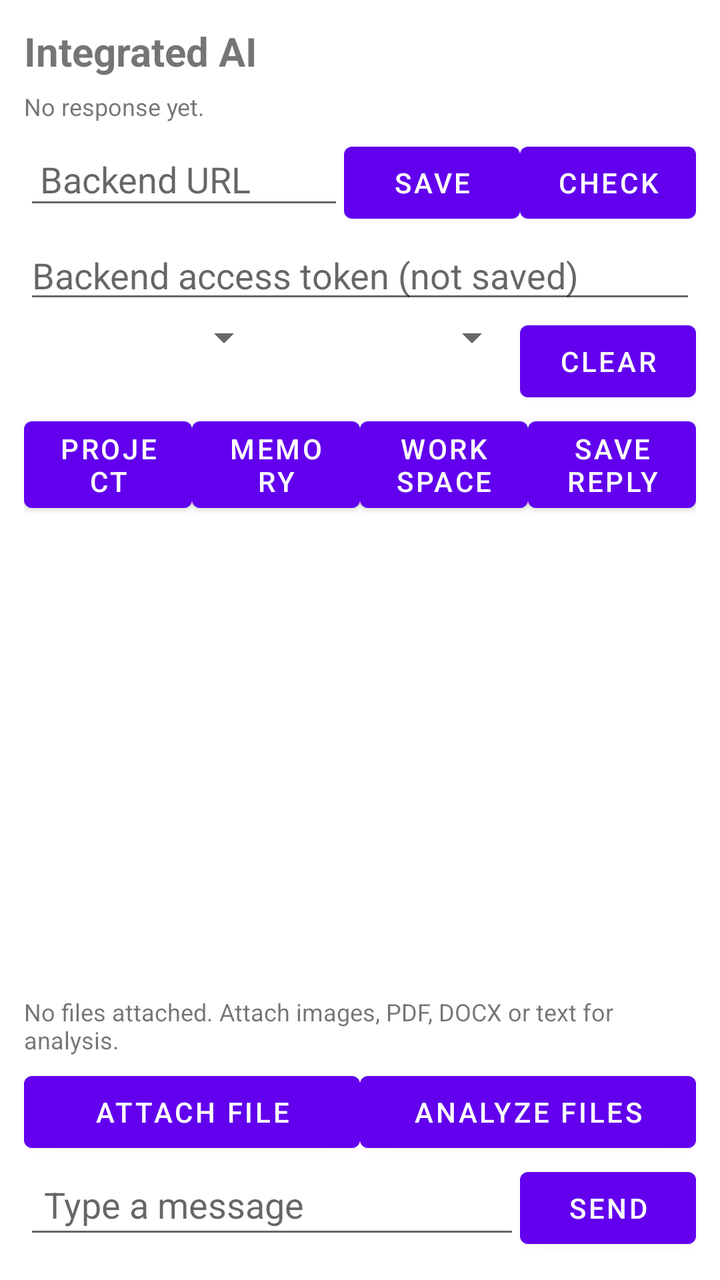
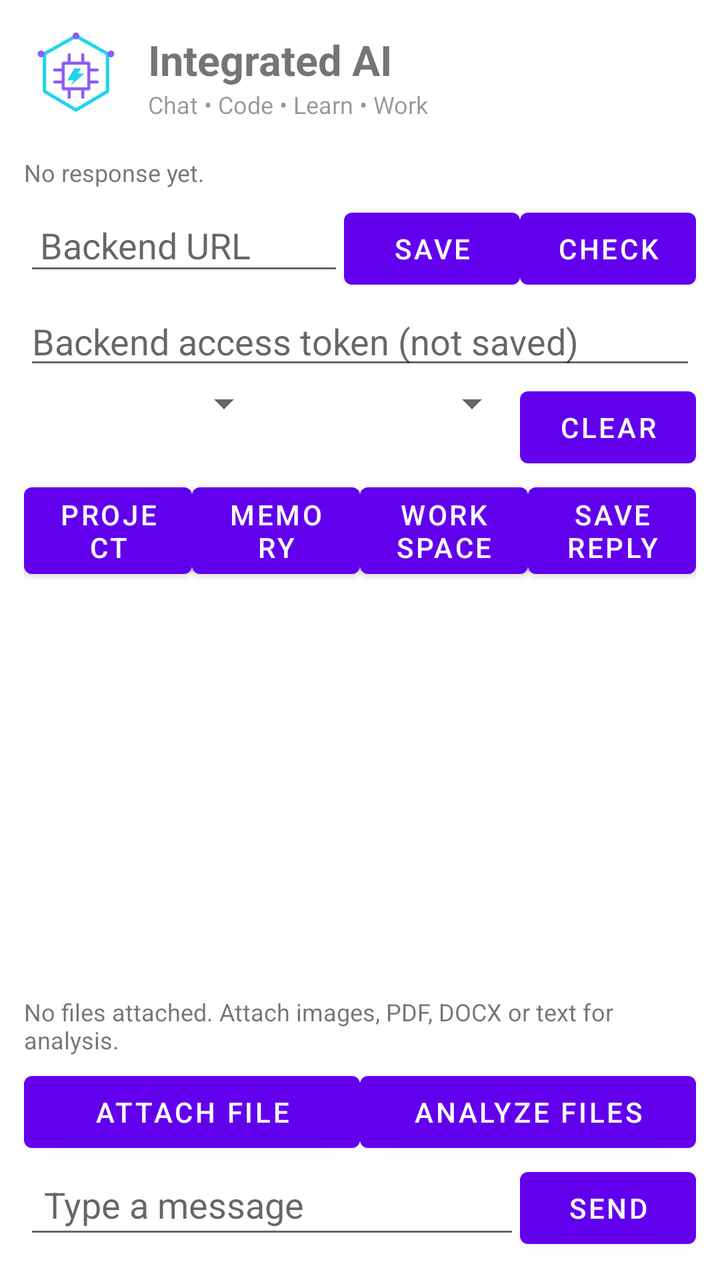

Compare the two renders of this Android layout. The source of the first and the diff that turns it into the second are given below.
<!-- AndroidManifest.xml: application theme Theme.IntegratedAI -->
<!-- res/layout/activity_main.xml -->
<?xml version="1.0" encoding="utf-8"?>
<LinearLayout xmlns:android="http://schemas.android.com/apk/res/android"
    android:layout_width="match_parent"
    android:layout_height="match_parent"
    android:orientation="vertical"
    android:padding="12dp">

    <TextView
        android:layout_width="match_parent"
        android:layout_height="wrap_content"
        android:text="Integrated AI"
        android:textSize="20sp"
        android:textStyle="bold" />

    <TextView
        android:id="@+id/statusText"
        android:layout_width="match_parent"
        android:layout_height="wrap_content"
        android:text="@string/status_scaffold"
        android:textSize="12sp"
        android:paddingVertical="6dp" />

    <LinearLayout
        android:layout_width="match_parent"
        android:layout_height="wrap_content"
        android:orientation="horizontal">

        <EditText
            android:id="@+id/backendUrlInput"
            android:layout_width="0dp"
            android:layout_height="wrap_content"
            android:layout_weight="1"
            android:hint="@string/backend_url_hint"
            android:inputType="textUri"
            android:padding="8dp" />

        <Button
            android:id="@+id/saveUrlButton"
            android:layout_width="wrap_content"
            android:layout_height="wrap_content"
            android:text="@string/save" />

        <Button
            android:id="@+id/checkButton"
            android:layout_width="wrap_content"
            android:layout_height="wrap_content"
            android:text="@string/check_connection" />
    </LinearLayout>

    <EditText
        android:id="@+id/accessTokenInput"
        android:layout_width="match_parent"
        android:layout_height="wrap_content"
        android:hint="Backend access token (not saved)"
        android:inputType="textPassword"
        android:autofillHints=""
        android:singleLine="true" />

    <LinearLayout
        android:layout_width="match_parent"
        android:layout_height="wrap_content"
        android:orientation="horizontal">

        <Spinner
            android:id="@+id/providerSpinner"
            android:layout_width="0dp"
            android:layout_height="wrap_content"
            android:layout_weight="1" />

        <Spinner
            android:id="@+id/agentSpinner"
            android:layout_width="0dp"
            android:layout_height="wrap_content"
            android:layout_weight="1" />

        <Button
            android:id="@+id/clearButton"
            android:layout_width="wrap_content"
            android:layout_height="wrap_content"
            android:text="@string/clear_chat" />
    </LinearLayout>

    <LinearLayout
        android:layout_width="match_parent"
        android:layout_height="wrap_content"
        android:orientation="horizontal">

        <Button
            android:id="@+id/projectButton"
            android:layout_width="0dp"
            android:layout_height="wrap_content"
            android:layout_weight="1"
            android:text="Project" />

        <Button
            android:id="@+id/memoryButton"
            android:layout_width="0dp"
            android:layout_height="wrap_content"
            android:layout_weight="1"
            android:text="Memory" />

        <Button
            android:id="@+id/workspaceButton"
            android:layout_width="0dp"
            android:layout_height="wrap_content"
            android:layout_weight="1"
            android:text="Workspace" />

        <Button
            android:id="@+id/saveReplyButton"
            android:layout_width="0dp"
            android:layout_height="wrap_content"
            android:layout_weight="1"
            android:text="Save reply" />
    </LinearLayout>

    <androidx.recyclerview.widget.RecyclerView
        android:id="@+id/chatRecycler"
        android:layout_width="match_parent"
        android:layout_height="0dp"
        android:layout_weight="1"
        android:padding="4dp" />

    <TextView
        android:id="@+id/attachedText"
        android:layout_width="match_parent"
        android:layout_height="wrap_content"
        android:text="@string/no_attachments"
        android:textSize="12sp"
        android:paddingVertical="4dp" />

    <LinearLayout
        android:layout_width="match_parent"
        android:layout_height="wrap_content"
        android:orientation="horizontal">

        <Button
            android:id="@+id/attachButton"
            android:layout_width="0dp"
            android:layout_height="wrap_content"
            android:layout_weight="1"
            android:text="@string/attach" />

        <Button
            android:id="@+id/analyzeButton"
            android:layout_width="0dp"
            android:layout_height="wrap_content"
            android:layout_weight="1"
            android:text="@string/analyze_files" />
    </LinearLayout>

    <LinearLayout
        android:layout_width="match_parent"
        android:layout_height="wrap_content"
        android:orientation="horizontal">

        <EditText
            android:id="@+id/messageInput"
            android:layout_width="0dp"
            android:layout_height="wrap_content"
            android:layout_weight="1"
            android:hint="@string/hint_message"
            android:padding="10dp"
            android:inputType="textMultiLine" />

        <Button
            android:id="@+id/sendButton"
            android:layout_width="wrap_content"
            android:layout_height="wrap_content"
            android:text="@string/send" />
    </LinearLayout>

</LinearLayout>
<!-- resources referenced by this layout -->
<resources>
  <string name="analyze_files">Analyze files</string>
  <string name="attach">Attach file</string>
  <string name="backend_url_hint">Backend URL</string>
  <string name="check_connection">Check</string>
  <string name="clear_chat">Clear</string>
  <string name="hint_message">Type a message</string>
  <string name="no_attachments">No files attached. Attach images, PDF, DOCX or text for analysis.</string>
  <string name="save">Save</string>
  <string name="send">Send</string>
  <string name="status_scaffold">No response yet.</string>
  <style name="Theme.IntegratedAI" parent="Theme.MaterialComponents.DayNight.DarkActionBar">
          <item name="colorPrimary">@color/purple_500</item>
          <item name="colorPrimaryVariant">@color/purple_700</item>
          <item name="colorOnPrimary">@color/white</item>
      </style>
  <color name="purple_500">#FF6200EE</color>
  <color name="purple_700">#FF3700B3</color>
  <color name="white">#FFFFFFFF</color>
</resources>

<!-- the commit's change to res/layout/activity_main.xml (unified diff, before → after) -->
@@ -5,12 +5,42 @@
     android:orientation="vertical"
     android:padding="12dp">
 
-    <TextView
-        android:layout_width="match_parent"
-        android:layout_height="wrap_content"
-        android:text="Integrated AI"
-        android:textSize="20sp"
-        android:textStyle="bold" />
+    <LinearLayout
+        android:layout_width="match_parent"
+        android:layout_height="wrap_content"
+        android:orientation="horizontal"
+        android:gravity="center_vertical"
+        android:paddingBottom="8dp">
+
+        <ImageView
+            android:layout_width="52dp"
+            android:layout_height="52dp"
+            android:contentDescription="Integrated AI logo"
+            android:src="@drawable/ic_integrated_ai"
+            android:padding="3dp" />
+
+        <LinearLayout
+            android:layout_width="0dp"
+            android:layout_height="wrap_content"
+            android:layout_weight="1"
+            android:orientation="vertical"
+            android:paddingStart="10dp">
+
+            <TextView
+                android:layout_width="match_parent"
+                android:layout_height="wrap_content"
+                android:text="Integrated AI"
+                android:textSize="21sp"
+                android:textStyle="bold" />
+
+            <TextView
+                android:layout_width="match_parent"
+                android:layout_height="wrap_content"
+                android:text="Chat • Code • Learn • Work"
+                android:textSize="12sp"
+                android:alpha="0.75" />
+        </LinearLayout>
+    </LinearLayout>
 
     <TextView
         android:id="@+id/statusText"
<!-- resource entries referenced after the edit -->
@@ -1,5 +1,33 @@
 <!-- resources referenced by this layout -->
 <resources>
+  <!-- drawable ic_integrated_ai (drawable) -->
+  <?xml version="1.0" encoding="utf-8"?>
+  <vector xmlns:android="http://schemas.android.com/apk/res/android"
+      android:width="108dp"
+      android:height="108dp"
+      android:viewportWidth="108"
+      android:viewportHeight="108">
+      <path
+          android:fillColor="#00000000"
+          android:strokeColor="#22D3EE"
+          android:strokeWidth="4"
+          android:strokeLineCap="round"
+          android:strokeLineJoin="round"
+          android:pathData="M54,7 L91,28 L91,72 L54,94 L17,72 L17,28 Z" />
+      <path
+          android:fillColor="#00000000"
+          android:strokeColor="#8B5CF6"
+          android:strokeWidth="3.5"
+          android:strokeLineCap="round"
+          android:strokeLineJoin="round"
+          android:pathData="M39,39 L69,39 L69,69 L39,69 Z M46,39 L46,29 M62,39 L62,29 M46,69 L46,79 M62,69 L62,79 M39,47 L29,47 M39,61 L29,61 M69,47 L79,47 M69,61 L79,61" />
+      <path
+          android:fillColor="#22D3EE"
+          android:pathData="M52,45 L44,59 L51,59 L48,65 L64,51 L56,51 L60,45 Z" />
+      <path
+          android:fillColor="#8B5CF6"
+          android:pathData="M54,3 A4,4 0,1 0,54 11 A4,4 0,1 0,54 3 M13,24 A4,4 0,1 0,13 32 A4,4 0,1 0,13 24 M95,24 A4,4 0,1 0,95 32 A4,4 0,1 0,95 24" />
+  </vector>
   <string name="analyze_files">Analyze files</string>
   <string name="attach">Attach file</string>
   <string name="backend_url_hint">Backend URL</string>
